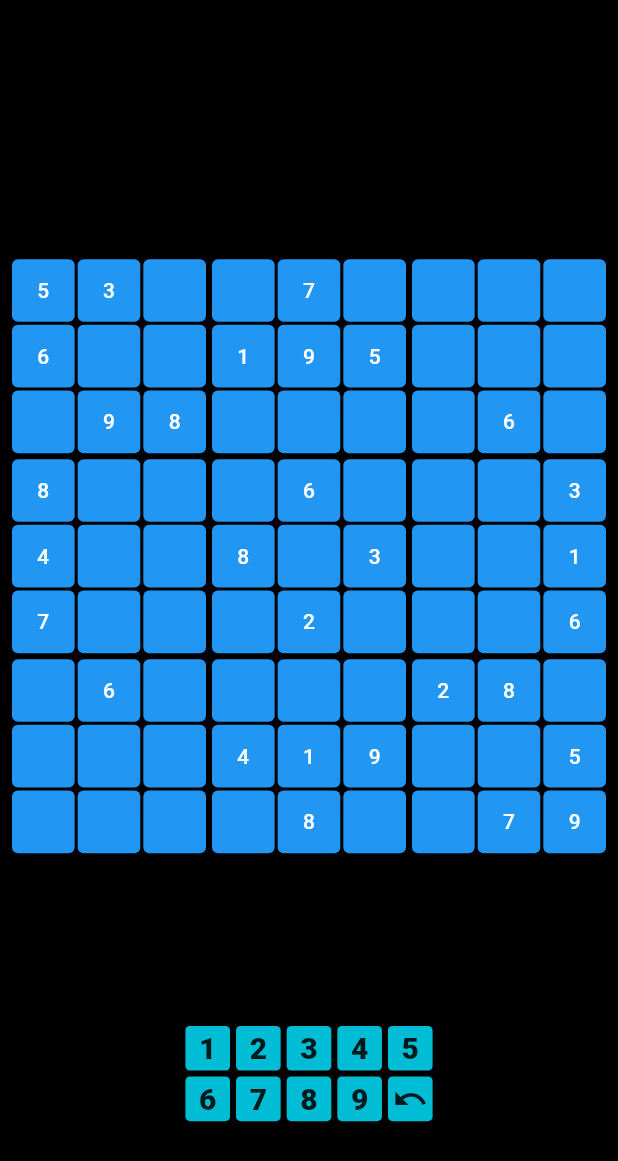
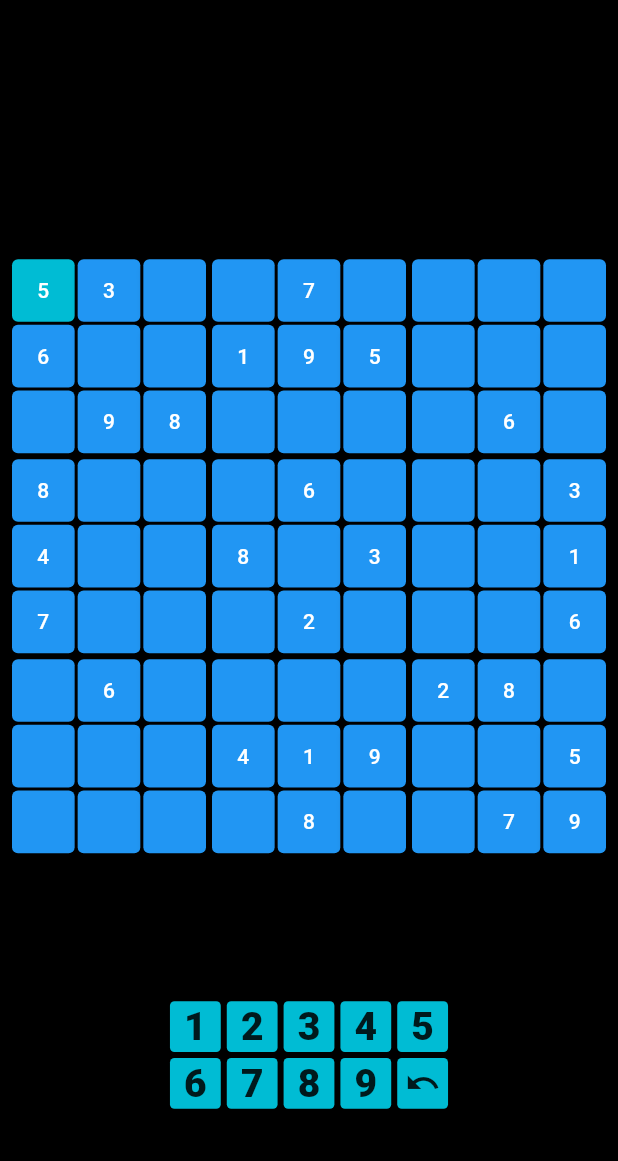
Before and after one commit to nikhil-RGB/sudoku-solver, a Flutter app: the screen it shows after launch, on a phone screen of 412 x 824 dp. Shown: the top 1161 px of the screen. Run offline on Flutter 3.47's test engine with Material 2 defaults, Android fonts, the phone set to English and light mode, and no system bars; our stand-ins replace logger.

Commit message:
✨Add location selection

```diff
--- a/lib/main.dart
+++ b/lib/main.dart
@@ -2,6 +2,7 @@ import 'package:flutter/material.dart';
 import 'package:sudoku_solver/pages/InputPage.dart';
 import 'package:sudoku_solver/pages/SolverPage.dart';
 
+final GlobalKey<InputPageState> inputPageKey = GlobalKey<InputPageState>();
 void main() {
   runApp(const MyApp());
 }
@@ -26,7 +27,9 @@ class MyApp extends StatelessWidget {
         // is not restarted.
         primarySwatch: Colors.blue,
       ),
-      home: InputPage(),
+      home: InputPage(
+        key: inputPageKey,
+      ),
     );
   }
 }
--- a/lib/pages/InputPage.dart
+++ b/lib/pages/InputPage.dart
@@ -1,4 +1,5 @@
 import 'package:flutter/material.dart';
+import 'package:sudoku_solver/main.dart';
 import 'package:sudoku_solver/solver/SudokuBoard.dart';
 import 'package:sudoku_solver/util/Tester.dart';
 
@@ -6,16 +7,19 @@ class InputPage extends StatefulWidget {
   //An empty Sudoku Board
   // static SudokuBoard control = SudokuBoard.empty(); //empty sudoku board
   static SudokuBoard control = SudokuBoard.fromConfig(grid: Tester.test_board);
+
+  InputPage({required super.key});
   static List<int> control_coords = [
     0,
     0,
     0,
   ]; //currently active control_coords in sudoku board.
   @override
-  State<InputPage> createState() => _InputPageState();
+  // ignore: no_logic_in_create_state
+  State<InputPage> createState() => InputPageState();
 }
 
-class _InputPageState extends State<InputPage> {
+class InputPageState extends State<InputPage> {
   @override
   Widget build(BuildContext context) {
     return Scaffold(
@@ -33,7 +37,7 @@ class _InputPageState extends State<InputPage> {
             ),
           ),
           SizedBox(
-            height: MediaQuery.of(context).size.height * 0.03,
+            height: MediaQuery.of(context).size.height * 0.01,
           ),
           numberPanel(),
         ],
@@ -69,8 +73,8 @@ class _InputPageState extends State<InputPage> {
       return InkWell(
         onTap: () {},
         child: Ink(
-            width: 40,
-            height: 90,
+            width: 90,
+            height: 140,
             decoration: const BoxDecoration(
               color: Colors.cyan,
               borderRadius: BorderRadius.all(
@@ -80,15 +84,15 @@ class _InputPageState extends State<InputPage> {
             child: Center(
                 child: Text(
               (++index).toString(),
-              style: const TextStyle(fontSize: 20, fontWeight: FontWeight.w900),
+              style: const TextStyle(fontSize: 26, fontWeight: FontWeight.w900),
             ))),
       );
     });
 
     Widget c = InkWell(
       child: Ink(
-          width: 40,
-          height: 90,
+          width: 90,
+          height: 140,
           decoration: const BoxDecoration(
             color: Colors.cyan,
             borderRadius: BorderRadius.all(
@@ -106,8 +110,8 @@ class _InputPageState extends State<InputPage> {
     //       label: const Text("Undo"),
     //     ));
     return SizedBox(
-      height: MediaQuery.of(context).size.height * 0.15,
-      width: MediaQuery.of(context).size.width * 0.4,
+      height: MediaQuery.of(context).size.height * 0.165,
+      width: MediaQuery.of(context).size.width * 0.45,
       child: GridView.count(
         shrinkWrap: true,
         physics: const NeverScrollableScrollPhysics(),
@@ -127,6 +131,7 @@ class SudokuCell extends StatefulWidget {
   int j;
   int k;
   SudokuCell({super.key, required this.i, required this.j, required this.k});
+
   @override
   State<SudokuCell> createState() => _SudokuCellState();
 }
@@ -137,8 +142,17 @@ class _SudokuCellState extends State<SudokuCell> {
     int number = InputPage.control.grid[widget.i][widget.j][widget.k];
     return ElevatedButton(
       onPressed: () {
-        InputPage.control_coords = [widget.i, widget.j, widget.k];
+        inputPageKey.currentState!.setState(() {
+          InputPage.control_coords = [widget.i, widget.j, widget.k];
+        });
       },
+      style: ElevatedButton.styleFrom(
+        backgroundColor: ((InputPage.control_coords[0] == widget.i) &&
+                (InputPage.control_coords[1] == widget.j) &&
+                (InputPage.control_coords[2] == widget.k))
+            ? Colors.cyan
+            : null,
+      ),
       child: Text((number != 0) ? number.toString() : ""),
     );
   }
```
